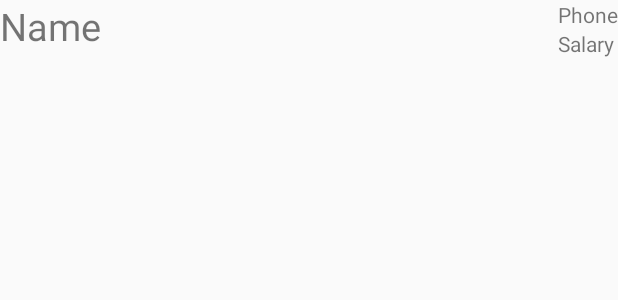
After one commit to Cindy2/Data, an Android app: the layout item_listview.xml on its own in the app's theme, with its tools: preview values and no code run, on a phone screen of 412 x 824 dp. The commit adds this screen. Shown: the top 300 px of the screen. Run offline under Robolectric (Android 15) with nearby library versions, the phone set to English and light mode, and no system bars.

Commit message:
数据呈现+数据库

```diff
--- a/app/build.gradle
+++ b/app/build.gradle
@@ -9,6 +9,7 @@ android {
         targetSdkVersion 24
         versionCode 1
         versionName "1.0"
+        testApplicationId "com.example.admin.data.test.TestCase"
         testInstrumentationRunner "android.support.test.runner.AndroidJUnitRunner"
     }
     buildTypes {
--- /dev/null
+++ b/app/src/main/res/layout/item_listview.xml
@@ -0,0 +1,28 @@
+<?xml version="1.0" encoding="utf-8"?>
+<RelativeLayout xmlns:android="http://schemas.android.com/apk/res/android"
+              android:layout_width="match_parent"
+              android:layout_height="match_parent">
+    <TextView
+        android:id="@+id/tv_name"
+        android:layout_width="wrap_content"
+        android:layout_height="wrap_content"
+        android:text="@string/tv_name"
+        android:textSize="25sp"/>
+    <LinearLayout
+        android:layout_alignParentRight="true"
+        android:layout_width="wrap_content"
+        android:layout_height="wrap_content"
+        android:orientation="vertical">
+        <TextView
+            android:id="@+id/tv_phone"
+            android:layout_width="wrap_content"
+            android:layout_height="wrap_content"
+            android:text="@string/tv_phone"/>
+        <TextView
+            android:id="@+id/tv_salary"
+            android:layout_width="wrap_content"
+            android:layout_height="wrap_content"
+            android:text="@string/tv_Salary"/>
+    </LinearLayout>
+
+</RelativeLayout>
--- a/app/src/main/res/values/strings.xml
+++ b/app/src/main/res/values/strings.xml
@@ -1,3 +1,6 @@
 <resources>
     <string name="app_name">Data</string>
+    <string name="tv_name">Name</string>
+    <string name="tv_phone">Phone</string>
+    <string name="tv_Salary">Salary</string>
 </resources>
```
Also changed, not shown: app/src/main/AndroidManifest.xml (+6 -1 lines), app/src/main/java/com/example/admin/data/MainActivity.java (+77 -0 lines), app/src/main/java/com/example/admin/data/MyOpenHelper.java (added, +31 -0 lines), app/src/main/java/com/example/admin/data/domain/Person.java (added, +65 -0 lines), app/src/main/java/com/example/admin/data/test/TestCase.java (added, +38 -0 lines), app/src/main/res/layout/activity_main.xml (+14 -15 lines), 1 other file.
